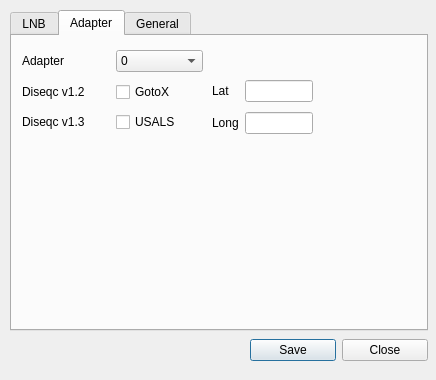
Before: the Qt Designer form settings.ui in stahir/updatedvb, drawn with Qt 5.
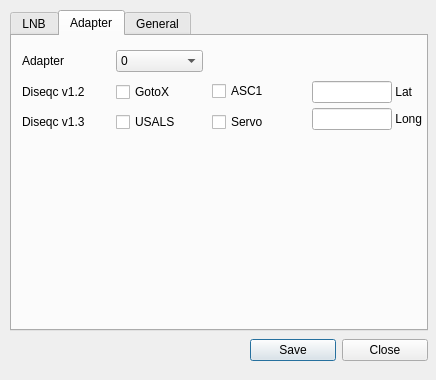
After: the same form once the commit is applied. The open tabs and pages were chosen to show the change.

Commit message: add new settings, ASC1 and servo, ASC1 is preliminary, servo is used to give a 500ms delay when switching voltages to give the servo time to move from V->H etc

What changed in the file:
```diff
--- a/settings.ui
+++ b/settings.ui
@@ -364,19 +364,70 @@
       <rect>
        <x>200</x>
        <y>40</y>
-       <width>101</width>
-       <height>62</height>
+       <width>62</width>
+       <height>61</height>
       </rect>
      </property>
      <layout class="QGridLayout" name="gridLayout_4">
       <item row="0" column="0">
+       <widget class="QCheckBox" name="checkBox_asc1">
+        <property name="text">
+         <string>ASC1</string>
+        </property>
+       </widget>
+      </item>
+      <item row="1" column="0">
+       <widget class="QCheckBox" name="checkBox_servo">
+        <property name="text">
+         <string>Servo</string>
+        </property>
+       </widget>
+      </item>
+     </layout>
+    </widget>
+    <widget class="QWidget" name="gridWidget_cords" native="true">
+     <property name="geometry">
+      <rect>
+       <x>300</x>
+       <y>40</y>
+       <width>111</width>
+       <height>61</height>
+      </rect>
+     </property>
+     <layout class="QGridLayout" name="gridLayout_cords">
+      <property name="leftMargin">
+       <number>0</number>
+      </property>
+      <property name="topMargin">
+       <number>0</number>
+      </property>
+      <property name="rightMargin">
+       <number>0</number>
+      </property>
+      <property name="bottomMargin">
+       <number>0</number>
+      </property>
+      <property name="spacing">
+       <number>0</number>
+      </property>
+      <item row="0" column="0">
+       <widget class="QLineEdit" name="lineEdit_lat">
+        <property name="maximumSize">
+         <size>
+          <width>80</width>
+          <height>16777215</height>
+         </size>
+        </property>
+       </widget>
+      </item>
+      <item row="0" column="1">
        <widget class="QLabel" name="label_lat">
         <property name="text">
-         <string>Lat</string>
+         <string> Lat</string>
         </property>
        </widget>
       </item>
-      <item row="1" column="1">
+      <item row="1" column="0">
        <widget class="QLineEdit" name="lineEdit_long">
         <property name="enabled">
          <bool>true</bool>
@@ -395,20 +446,10 @@
         </property>
        </widget>
       </item>
-      <item row="1" column="0">
+      <item row="1" column="1">
        <widget class="QLabel" name="label_long">
         <property name="text">
-         <string>Long</string>
-        </property>
-       </widget>
-      </item>
-      <item row="0" column="1">
-       <widget class="QLineEdit" name="lineEdit_lat">
-        <property name="maximumSize">
-         <size>
-          <width>80</width>
-          <height>16777215</height>
-         </size>
+         <string> Long</string>
         </property>
        </widget>
       </item>
```
Left out of the diff: 6 changed lines with no effect on the pictures. The commit also changes 6 other files.
